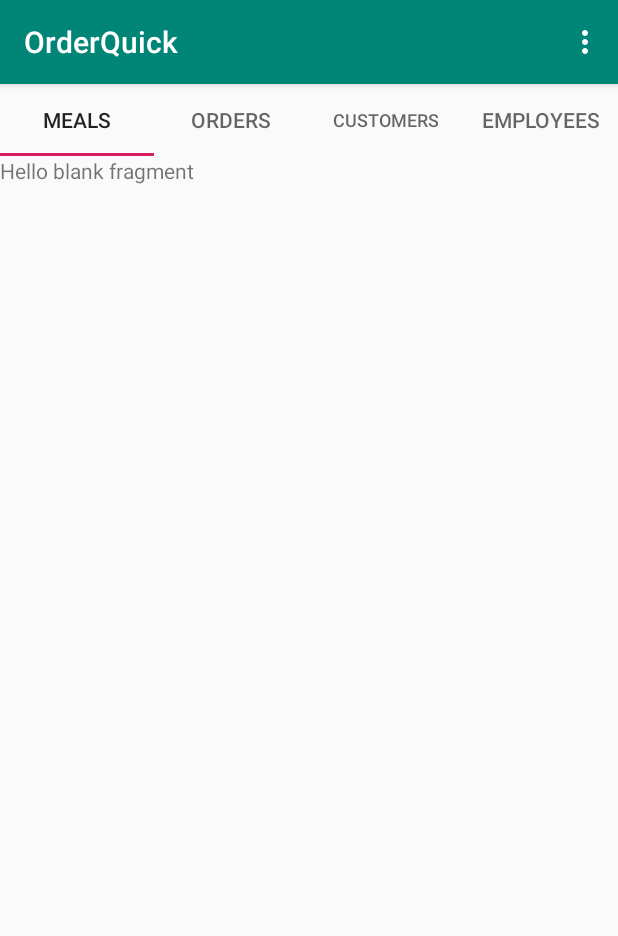
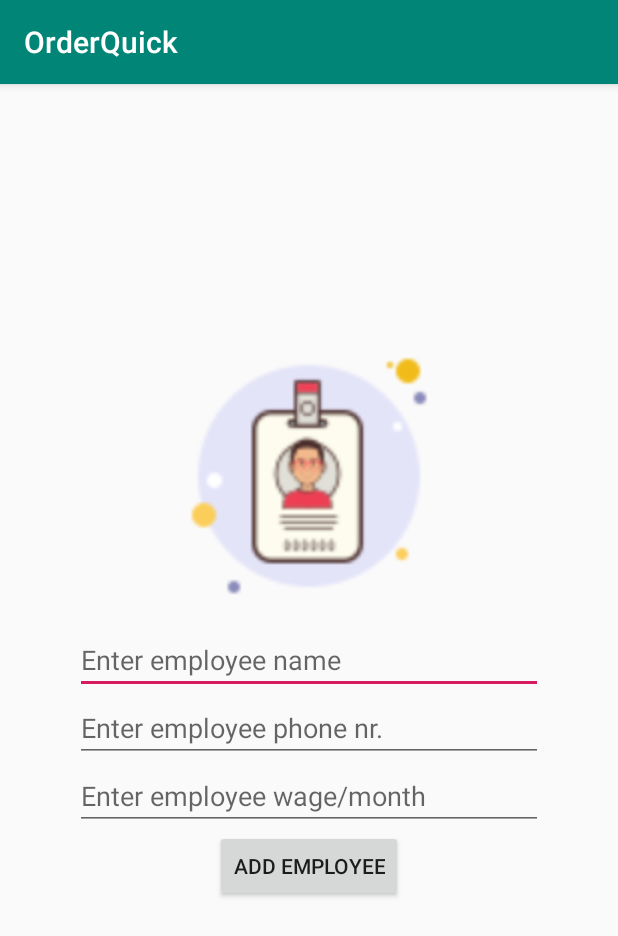
Before and after one commit to sergiunimat/OrderQuick, an Android app: the MainAdminActivity screen opened directly, with no data from a screen before it, in the options menu, after a tap on "Add Employee", on a phone screen of 412 x 824 dp. Shown: the top 936 px of the screen. Run offline under Robolectric (Android 15) with nearby library versions, the phone set to English and light mode, and no system bars.

Commit message:
Admin Add employee

```diff
--- a/app/src/main/AndroidManifest.xml
+++ b/app/src/main/AndroidManifest.xml
@@ -9,7 +9,8 @@
         android:roundIcon="@mipmap/ic_launcher_round"
         android:supportsRtl="true"
         android:theme="@style/AppTheme">
-        <activity android:name=".AdminEditCustomerActivuty"></activity>
+        <activity android:name=".AdminAddEmployee"></activity>
+        <activity android:name=".AdminEditCustomerActivuty" />
         <activity android:name=".MainAdminActivity" />
         <activity android:name=".CustomerProfile" />
         <activity android:name=".MainCustomerView" />
--- /dev/null
+++ b/app/src/main/java/com/example/orderquick/AdminAddEmployee.java
@@ -0,0 +1,77 @@
+package com.example.orderquick;
+
+import androidx.appcompat.app.AppCompatActivity;
+
+import android.content.Intent;
+import android.os.Bundle;
+import android.text.TextUtils;
+import android.util.Log;
+import android.view.View;
+import android.widget.Button;
+import android.widget.EditText;
+import android.widget.Toast;
+
+public class AdminAddEmployee extends BaseAppClass {
+
+    EditText empName;
+    EditText empTel;
+    EditText empWage;
+    Button addEmployee;
+
+    @Override
+    protected void onCreate(Bundle savedInstanceState) {
+        super.onCreate(savedInstanceState);
+        setContentView(R.layout.activity_admin_add_employee);
+
+        final DBHelper dbH = new DBHelper(this);
+
+        empName = (EditText)findViewById(R.id.edUserRegName_addemployee);
+        empTel = (EditText)findViewById(R.id.edUserRegTell_addemployee);
+        empWage = (EditText)findViewById(R.id.edUserWage_addemployee);
+        addEmployee = (Button) findViewById(R.id.registerBtn_addemployee);
+
+        addEmployee.setOnClickListener(new View.OnClickListener() {
+            @Override
+            public void onClick(View v) {
+                /*I: check if all fields are filled in */
+                CustomerModel customerModel;
+                try {
+
+
+                    if (TextUtils.isEmpty(empName.getText().toString()) ||
+                            TextUtils.isEmpty(empTel.getText().toString()) ||
+                            TextUtils.isEmpty(empWage.getText().toString())) {
+                        Toast.makeText(AdminAddEmployee.this, "Note, all the fields must be filled in ", Toast.LENGTH_SHORT).show();
+                    } else {
+                        /*I: check if username with same tel number already exists*/
+                        customerModel = new CustomerModel(-1, empName.getText().toString(),
+                                "employee",
+                                empTel.getText().toString(),
+                                2,
+                                empWage.getText().toString());
+
+
+                        boolean userTelExists = dbH.UniqueUserTel(empTel.getText().toString());
+                        if (userTelExists) {
+                            Toast.makeText(AdminAddEmployee.this, "This telephone number already exists", Toast.LENGTH_LONG).show();
+                            empTel.setSelection(0);
+                        } else {
+                            boolean check = dbH.AddCustomerToDb(customerModel);
+                            if (check) {
+                                Toast.makeText(AdminAddEmployee.this, "Employee added to database", Toast.LENGTH_SHORT).show();
+                                Intent back = new Intent(v.getContext(),MainAdminActivity.class);
+                                startActivity(back);
+                            } else {
+                                Toast.makeText(AdminAddEmployee.this, "error while adding employee to database.", Toast.LENGTH_SHORT).show();
+                            }
+                        }
+
+                    }
+                }catch (Exception e){
+                    Log.i("Info",e.toString());
+                }
+            }
+        });
+
+    }
+}
--- a/app/src/main/java/com/example/orderquick/CustomerProfile.java
+++ b/app/src/main/java/com/example/orderquick/CustomerProfile.java
@@ -38,7 +38,7 @@ public class CustomerProfile extends BaseAppClass {
             public void onClick(View v) {
                 CustomerModel customerModel = new CustomerModel();
                 DBHelper dbh = new DBHelper(v.getContext());
-                customerModel.setRole(3);
+                customerModel.setRole(APPLICATION_CURRENT_USER.getRole());
                 customerModel.setPassword(edit_user_password.getText().toString());
                 customerModel.setTelephoneNumber(edit_user_tel.getText().toString());
                 customerModel.setCustomerName(edit_user_name.getText().toString());
--- a/app/src/main/java/com/example/orderquick/MainActivity.java
+++ b/app/src/main/java/com/example/orderquick/MainActivity.java
@@ -69,7 +69,6 @@ public class MainActivity extends BaseAppClass {
                         }
                     }
                 }catch (Exception e){
-                    Toast.makeText(MainActivity.this, e.toString(), Toast.LENGTH_SHORT).show();
                     Log.i("Info",e.toString());
                 }
             }
--- a/app/src/main/java/com/example/orderquick/MainAdminActivity.java
+++ b/app/src/main/java/com/example/orderquick/MainAdminActivity.java
@@ -36,7 +36,8 @@ public class MainAdminActivity extends BaseAppClass {
                 startActivity(profile);
                 return true;
             case R.id.admin_ad_employee_id:
-                Toast.makeText(this, "Still need to do it, similar to register - new indent", Toast.LENGTH_SHORT).show();
+                Intent addEmp = new Intent(this,AdminAddEmployee.class);
+                startActivity(addEmp);
                 return true;
             case R.id.admin_ad_meal_id:
                 Toast.makeText(this, "Add meal - This mifgt be the most challenging one ", Toast.LENGTH_SHORT).show();
--- /dev/null
+++ b/app/src/main/res/layout/activity_admin_add_employee.xml
@@ -0,0 +1,81 @@
+<?xml version="1.0" encoding="utf-8"?>
+<androidx.constraintlayout.widget.ConstraintLayout xmlns:android="http://schemas.android.com/apk/res/android"
+    xmlns:app="http://schemas.android.com/apk/res-auto"
+    xmlns:tools="http://schemas.android.com/tools"
+    android:layout_width="match_parent"
+    android:layout_height="match_parent"
+    tools:context=".AdminAddEmployee">
+
+    <RelativeLayout
+        android:layout_width="0dp"
+        android:layout_height="0dp"
+        app:layout_constraintBottom_toBottomOf="parent"
+        app:layout_constraintEnd_toEndOf="parent"
+        app:layout_constraintStart_toStartOf="parent"
+        app:layout_constraintTop_toTopOf="parent">
+
+        <ImageView
+            android:layout_centerHorizontal="true"
+            android:layout_above="@id/edUserRegName_addemployee"
+            android:id="@+id/imageView_addemployee"
+            android:layout_width="200dp"
+            android:layout_height="200dp"
+            app:srcCompat="@drawable/user3" />
+
+        <!-- User name -->
+        <EditText
+            android:layout_centerVertical="true"
+            android:id="@+id/edUserRegName_addemployee"
+            android:layout_width="match_parent"
+            android:layout_height="wrap_content"
+            android:ems="10"
+            android:layout_marginLeft="50dp"
+            android:layout_marginRight="50dp"
+            android:hint="Enter employee name"
+            android:inputType="textPersonName" />
+
+        <EditText
+            android:layout_below="@id/edUserRegName_addemployee"
+            android:id="@+id/edUserRegTell_addemployee"
+            android:layout_width="match_parent"
+            android:layout_height="wrap_content"
+            android:ems="10"
+            android:layout_marginLeft="50dp"
+            android:layout_marginRight="50dp"
+            android:hint="Enter employee phone nr."
+            android:inputType="textPersonName" />
+
+        <EditText
+            android:layout_centerVertical="true"
+            android:id="@+id/edUserWage_addemployee"
+            android:layout_width="match_parent"
+            android:layout_height="wrap_content"
+            android:ems="10"
+            android:layout_below="@+id/edUserRegTell_addemployee"
+            android:layout_marginLeft="50dp"
+            android:layout_marginRight="50dp"
+            android:hint="Enter employee wage/month"
+            android:inputType="textPersonName" />
+
+
+
+        <LinearLayout
+            android:layout_width="wrap_content"
+            android:layout_height="wrap_content"
+            android:orientation="horizontal"
+            android:layout_below="@+id/edUserWage_addemployee"
+            android:layout_centerHorizontal="true"
+            >
+
+            <Button
+                android:id="@+id/registerBtn_addemployee"
+                android:layout_width="wrap_content"
+                android:layout_height="wrap_content"
+                android:text="Add Employee"
+                />
+
+
+        </LinearLayout>
+    </RelativeLayout>
+
+</androidx.constraintlayout.widget.ConstraintLayout>
```
Also changed, not shown: app/src/main/res/drawable-v24/user3.png (added).
